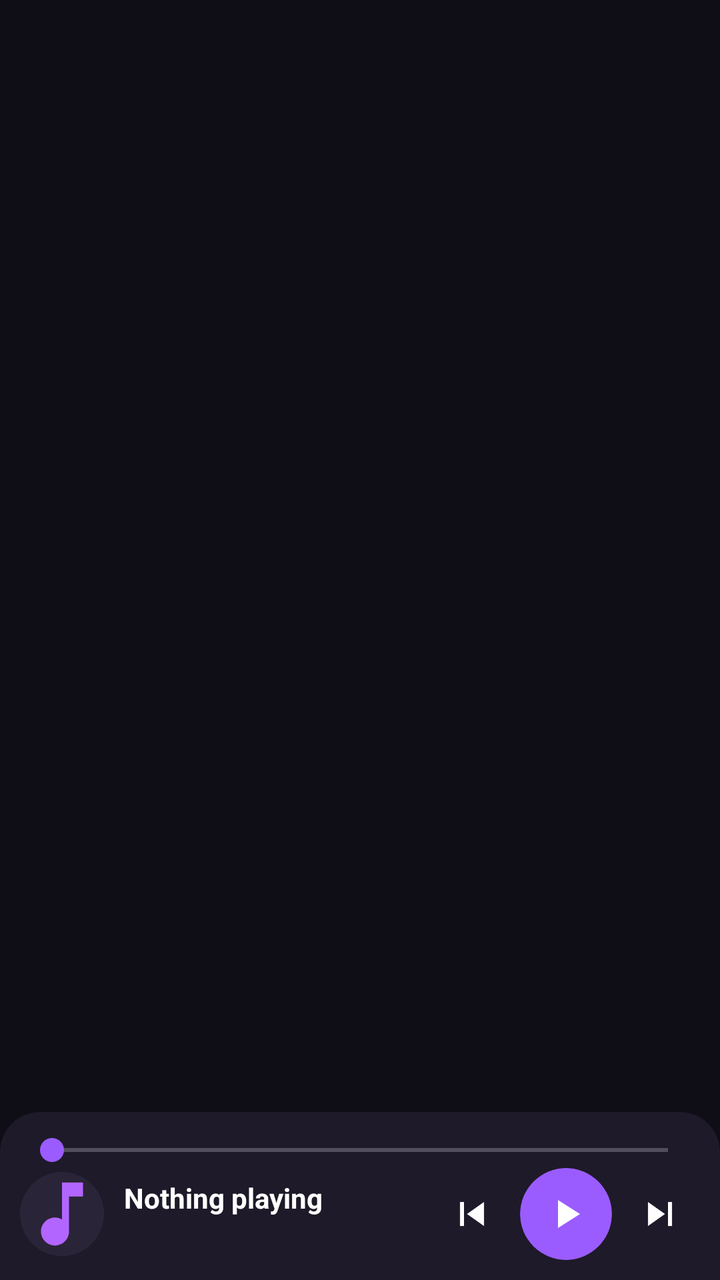
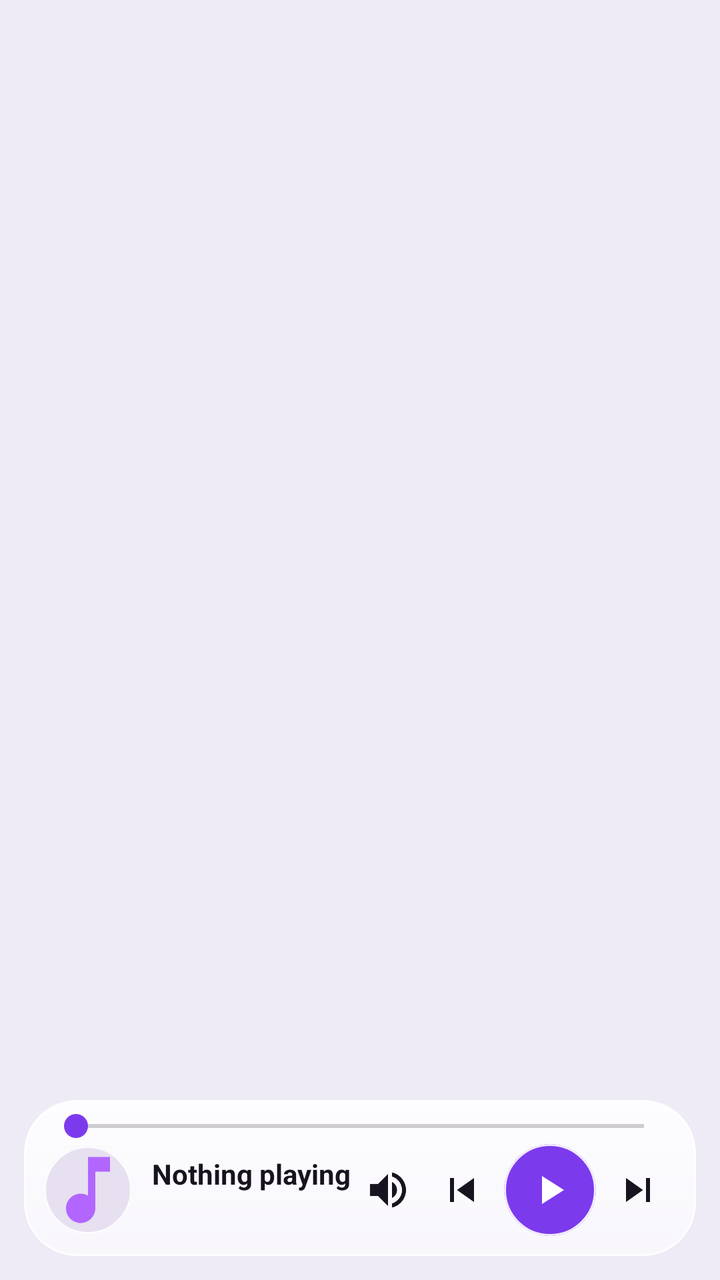

The first picture is an Android layout as it rendered before a commit; the second is the same layout after the commit. The layout source and the unified diff follow.
<!-- AndroidManifest.xml: application theme Theme.MusicPlayer -->
<!-- res/layout/activity_playlist_host.xml -->
<?xml version="1.0" encoding="utf-8"?>
<LinearLayout xmlns:android="http://schemas.android.com/apk/res/android"
    android:layout_width="match_parent"
    android:layout_height="match_parent"
    android:orientation="vertical"
    android:background="@color/backgroundDark">

    <FrameLayout
        android:id="@+id/playlistFragmentContainer"
        android:layout_width="match_parent"
        android:layout_height="0dp"
        android:layout_weight="1" />

    <include
        android:id="@+id/miniPlayerBar"
        layout="@layout/mini_player_bar"
        android:layout_width="match_parent"
        android:layout_height="wrap_content" />

</LinearLayout>
<!-- res/layout/mini_player_bar.xml (included above) -->
<?xml version="1.0" encoding="utf-8"?>
<LinearLayout xmlns:android="http://schemas.android.com/apk/res/android"
    xmlns:app="http://schemas.android.com/apk/res-auto"
    android:id="@+id/miniPlayerBar"
    android:layout_width="match_parent"
    android:layout_height="wrap_content"
    android:orientation="vertical"
    android:background="@drawable/bg_mini_player"
    android:elevation="8dp"
    android:padding="10dp"
    android:clickable="true"
    android:focusable="true">

    <SeekBar
        android:id="@+id/miniSeekBar"
        android:layout_width="match_parent"
        android:layout_height="wrap_content"
        android:progressTint="@color/accent"
        android:thumbTint="@color/accent" />

    <LinearLayout
        android:layout_width="match_parent"
        android:layout_height="wrap_content"
        android:gravity="center_vertical"
        android:orientation="horizontal">

        <com.google.android.material.card.MaterialCardView
            android:layout_width="42dp"
            android:layout_height="42dp"
            app:cardCornerRadius="21dp"
            app:cardElevation="0dp"
            app:strokeWidth="0dp">

            <ImageView
                android:id="@+id/miniArt"
                android:layout_width="match_parent"
                android:layout_height="match_parent"
                android:background="@color/surfaceElevated"
                android:scaleType="centerCrop"
                android:src="@drawable/ic_music_note" />
        </com.google.android.material.card.MaterialCardView>

        <LinearLayout
            android:layout_width="0dp"
            android:layout_height="wrap_content"
            android:layout_weight="1"
            android:layout_marginStart="10dp"
            android:orientation="vertical">

            <TextView
                android:id="@+id/nowPlayingTitle"
                android:layout_width="wrap_content"
                android:layout_height="wrap_content"
                android:maxLines="1"
                android:ellipsize="end"
                android:text="Nothing playing"
                android:textColor="@color/textPrimary"
                android:textStyle="bold" />

            <TextView
                android:id="@+id/nowPlayingArtist"
                android:layout_width="wrap_content"
                android:layout_height="wrap_content"
                android:maxLines="1"
                android:ellipsize="end"
                android:text=""
                android:textColor="@color/textSecondary"
                android:textSize="12sp" />
        </LinearLayout>

        <ImageButton
            android:id="@+id/prevButton"
            android:layout_width="40dp"
            android:layout_height="40dp"
            android:background="@android:color/transparent"
            android:src="@drawable/ic_skip_previous"
            app:tint="@color/textPrimary" />

        <com.google.android.material.card.MaterialCardView
            android:layout_width="46dp"
            android:layout_height="46dp"
            android:layout_marginHorizontal="4dp"
            app:cardBackgroundColor="@color/accent"
            app:cardCornerRadius="23dp"
            app:cardElevation="0dp"
            app:strokeWidth="0dp">

            <ImageButton
                android:id="@+id/playPauseButton"
                android:layout_width="match_parent"
                android:layout_height="match_parent"
                android:background="@android:color/transparent"
                android:padding="11dp"
                android:src="@drawable/ic_play"
                app:tint="@color/textPrimary" />
        </com.google.android.material.card.MaterialCardView>

        <ImageButton
            android:id="@+id/nextButton"
            android:layout_width="40dp"
            android:layout_height="40dp"
            android:background="@android:color/transparent"
            android:src="@drawable/ic_skip_next"
            app:tint="@color/textPrimary" />
    </LinearLayout>
</LinearLayout>
<!-- resources referenced by this layout -->
<resources>
  <color name="accent">#9B5CFF</color>
  <color name="backgroundDark">#0F0D16</color>
  <color name="surfaceElevated">#2A2438</color>
  <color name="textPrimary">#FFFFFF</color>
  <color name="textSecondary">#B0A8C0</color>
  <!-- drawable bg_mini_player (drawable) -->
  <?xml version="1.0" encoding="utf-8"?>
  <shape xmlns:android="http://schemas.android.com/apk/res/android" android:shape="rectangle">
      <solid android:color="@color/surfaceDark" />
      <corners
          android:topLeftRadius="20dp"
          android:topRightRadius="20dp"
          android:bottomLeftRadius="0dp"
          android:bottomRightRadius="0dp" />
  </shape>
  <!-- drawable ic_music_note (drawable) -->
  <vector xmlns:android="http://schemas.android.com/apk/res/android"
      android:width="24dp"
      android:height="24dp"
      android:viewportWidth="24"
      android:viewportHeight="24"
      android:tint="#B266FF">
      <path
          android:fillColor="@android:color/white"
          android:pathData="M12,3v10.55c-0.59,-0.34 -1.27,-0.55 -2,-0.55c-2.21,0 -4,1.79 -4,4s1.79,4 4,4s4,-1.79 4,-4V7h4V3H12z" />
  </vector>
  <!-- drawable ic_play (drawable) -->
  <vector xmlns:android="http://schemas.android.com/apk/res/android"
      android:width="24dp"
      android:height="24dp"
      android:viewportWidth="24"
      android:viewportHeight="24">
      <path android:fillColor="#FFFFFF" android:pathData="M8,5v14l11,-7z" />
  </vector>
  <!-- drawable ic_skip_next (drawable) -->
  <vector xmlns:android="http://schemas.android.com/apk/res/android"
      android:width="24dp"
      android:height="24dp"
      android:viewportWidth="24"
      android:viewportHeight="24">
      <path android:fillColor="#FFFFFF" android:pathData="M6,18l8.5,-6L6,6v12zM16,6v12h2V6h-2z" />
  </vector>
  <!-- drawable ic_skip_previous (drawable) -->
  <vector xmlns:android="http://schemas.android.com/apk/res/android"
      android:width="24dp"
      android:height="24dp"
      android:viewportWidth="24"
      android:viewportHeight="24">
      <path android:fillColor="#FFFFFF" android:pathData="M6,6h2v12H6V6zM9.5,12l8.5,6V6l-8.5,6z" />
  </vector>
  <style name="Theme.MusicPlayer" parent="Theme.Material3.Dark.NoActionBar">
          <item name="colorPrimary">@color/accent</item>
          <item name="colorOnPrimary">@color/textPrimary</item>
          <item name="colorSecondary">@color/accentSecondary</item>
          <item name="colorSurface">@color/surfaceDark</item>
          <item name="colorOnSurface">@color/textPrimary</item>
          <item name="colorSurfaceVariant">@color/surfaceElevated</item>
          <item name="android:windowBackground">@color/backgroundDark</item>
          <item name="android:statusBarColor">@color/backgroundDark</item>
          <item name="android:navigationBarColor">@color/backgroundDark</item>
      </style>
  <color name="surfaceDark">#1E1A29</color>
  <color name="accentSecondary">#FF5CA8</color>
</resources>

<!-- the commit's change to res/layout/activity_playlist_host.xml (unified diff, before → after) -->
@@ -3,7 +3,7 @@
     android:layout_width="match_parent"
     android:layout_height="match_parent"
     android:orientation="vertical"
-    android:background="@color/backgroundDark">
+    android:background="@android:color/transparent">
 
     <FrameLayout
         android:id="@+id/playlistFragmentContainer"
@@ -20,108 +20,136 @@
 </LinearLayout>
 <!-- res/layout/mini_player_bar.xml (included above) -->
 <?xml version="1.0" encoding="utf-8"?>
-<LinearLayout xmlns:android="http://schemas.android.com/apk/res/android"
+<FrameLayout xmlns:android="http://schemas.android.com/apk/res/android"
     xmlns:app="http://schemas.android.com/apk/res-auto"
-    android:id="@+id/miniPlayerBar"
     android:layout_width="match_parent"
     android:layout_height="wrap_content"
-    android:orientation="vertical"
-    android:background="@drawable/bg_mini_player"
-    android:elevation="8dp"
-    android:padding="10dp"
-    android:clickable="true"
-    android:focusable="true">
+    android:paddingStart="12dp"
+    android:paddingTop="6dp"
+    android:paddingEnd="12dp"
+    android:paddingBottom="12dp">
 
-    <SeekBar
-        android:id="@+id/miniSeekBar"
+    <LinearLayout
+        android:id="@+id/miniPlayerCard"
         android:layout_width="match_parent"
         android:layout_height="wrap_content"
-        android:progressTint="@color/accent"
-        android:thumbTint="@color/accent" />
+        android:background="@drawable/bg_mini_player"
+        android:clickable="true"
+        android:focusable="true"
+        android:orientation="vertical"
+        android:paddingHorizontal="10dp"
+        android:paddingTop="4dp"
+        android:paddingBottom="10dp">
 
-    <LinearLayout
-        android:layout_width="match_parent"
-        android:layout_height="wrap_content"
-        android:gravity="center_vertical"
-        android:orientation="horizontal">
-
-        <com.google.android.material.card.MaterialCardView
-            android:layout_width="42dp"
-            android:layout_height="42dp"
-            app:cardCornerRadius="21dp"
-            app:cardElevation="0dp"
-            app:strokeWidth="0dp">
-
-            <ImageView
-                android:id="@+id/miniArt"
-                android:layout_width="match_parent"
-                android:layout_height="match_parent"
-                android:background="@color/surfaceElevated"
-                android:scaleType="centerCrop"
-                android:src="@drawable/ic_music_note" />
-        </com.google.android.material.card.MaterialCardView>
+        <SeekBar
+            android:id="@+id/miniSeekBar"
+            android:layout_width="match_parent"
+            android:layout_height="wrap_content"
+            android:progressTint="@color/accent"
+            android:thumbTint="@color/accent" />
 
         <LinearLayout
-            android:layout_width="0dp"
+            android:layout_width="match_parent"
             android:layout_height="wrap_content"
-            android:layout_weight="1"
-            android:layout_marginStart="10dp"
-            android:orientation="vertical">
+            android:gravity="center_vertical"
+            android:orientation="horizontal">
 
-            <TextView
-                android:id="@+id/nowPlayingTitle"
-                android:layout_width="wrap_content"
+            <com.google.android.material.card.MaterialCardView
+                android:layout_width="44dp"
+                android:layout_height="44dp"
+                app:cardBackgroundColor="@color/surfaceElevated"
+                app:cardCornerRadius="22dp"
+                app:cardElevation="0dp"
+                app:strokeColor="@color/glassStroke"
+                app:strokeWidth="1dp">
+
+                <ImageView
+                    android:id="@+id/miniArt"
+                    android:layout_width="match_parent"
+                    android:layout_height="match_parent"
+                    android:scaleType="centerCrop"
+                    android:src="@drawable/ic_music_note" />
+            </com.google.android.material.card.MaterialCardView>
+
+            <LinearLayout
+                android:layout_width="0dp"
                 android:layout_height="wrap_content"
-                android:maxLines="1"
-                android:ellipsize="end"
-                android:text="Nothing playing"
-                android:textColor="@color/textPrimary"
-                android:textStyle="bold" />
+                android:layout_marginStart="10dp"
+                android:layout_weight="1"
+                android:orientation="vertical">
 
-            <TextView
-                android:id="@+id/nowPlayingArtist"
-                android:layout_width="wrap_content"
-                android:layout_height="wrap_content"
-                android:maxLines="1"
-                android:ellipsize="end"
-                android:text=""
-                android:textColor="@color/textSecondary"
-                android:textSize="12sp" />
-        </LinearLayout>
+                <TextView
+                    android:id="@+id/nowPlayingTitle"
+                    android:layout_width="wrap_content"
+                    android:layout_height="wrap_content"
+                    android:ellipsize="end"
+                    android:maxLines="1"
+                    android:text="Nothing playing"
+                    android:textColor="@color/textPrimary"
+                    android:textStyle="bold" />
 
-        <ImageButton
-            android:id="@+id/prevButton"
-            android:layout_width="40dp"
-            android:layout_height="40dp"
-            android:background="@android:color/transparent"
-            android:src="@drawable/ic_skip_previous"
-            app:tint="@color/textPrimary" />
-
-        <com.google.android.material.card.MaterialCardView
-            android:layout_width="46dp"
-            android:layout_height="46dp"
-            android:layout_marginHorizontal="4dp"
-            app:cardBackgroundColor="@color/accent"
-            app:cardCornerRadius="23dp"
-            app:cardElevation="0dp"
-            app:strokeWidth="0dp">
+                <TextView
+                    android:id="@+id/nowPlayingArtist"
+                    android:layout_width="wrap_content"
+                    android:layout_height="wrap_content"
+                    android:ellipsize="end"
+                    android:maxLines="1"
+                    android:text=""
+                    android:textColor="@color/textSecondary"
+                    android:textSize="12sp" />
+            </LinearLayout>
 
             <ImageButton
-                android:id="@+id/playPauseButton"
-                android:layout_width="match_parent"
-                android:layout_height="match_parent"
-                android:background="@android:color/transparent"
-                android:padding="11dp"
-                android:src="@drawable/ic_play"
+                android:id="@+id/miniVolumeButton"
+                android:layout_width="36dp"
+                android:layout_height="36dp"
+                android:background="?android:attr/selectableItemBackgroundBorderless"
+                android:contentDescription="Volume"
+                android:padding="7dp"
+                android:src="@drawable/ic_volume_up"
                 app:tint="@color/textPrimary" />
-        </com.google.android.material.card.MaterialCardView>
 
-        <ImageButton
-            android:id="@+id/nextButton"
-            android:layout_width="40dp"
-            android:layout_height="40dp"
-            android:background="@android:color/transparent"
-            android:src="@drawable/ic_skip_next"
-            app:tint="@color/textPrimary" />
+            <ImageButton
+                android:id="@+id/prevButton"
+                android:layout_width="38dp"
+                android:layout_height="38dp"
+                android:background="?android:attr/selectableItemBackgroundBorderless"
+                android:contentDescription="Previous"
+                android:padding="6dp"
+                android:src="@drawable/ic_skip_previous"
+                app:tint="@color/textPrimary" />
+
+            <com.google.android.material.card.MaterialCardView
+                android:id="@+id/miniPlayPauseCard"
+                android:layout_width="46dp"
+                android:layout_height="46dp"
+                android:layout_marginHorizontal="2dp"
+                app:cardBackgroundColor="@color/accent"
+                app:cardCornerRadius="23dp"
+                app:cardElevation="0dp"
+                app:strokeColor="@color/glassStroke"
+                app:strokeWidth="1dp">
+
+                <ImageButton
+                    android:id="@+id/playPauseButton"
+                    android:layout_width="match_parent"
+                    android:layout_height="match_parent"
+                    android:background="@android:color/transparent"
+                    android:contentDescription="Play or pause"
+                    android:padding="11dp"
+                    android:src="@drawable/ic_play"
+                    app:tint="@color/onAccent" />
+            </com.google.android.material.card.MaterialCardView>
+
+            <ImageButton
+                android:id="@+id/nextButton"
+                android:layout_width="38dp"
+                android:layout_height="38dp"
+                android:background="?android:attr/selectableItemBackgroundBorderless"
+                android:contentDescription="Next"
+                android:padding="6dp"
+                android:src="@drawable/ic_skip_next"
+                app:tint="@color/textPrimary" />
+        </LinearLayout>
     </LinearLayout>
-</LinearLayout>
+</FrameLayout>
<!-- resource entries referenced after the edit -->
@@ -1,19 +1,21 @@
 <!-- resources referenced by this layout -->
 <resources>
-  <color name="accent">#9B5CFF</color>
-  <color name="backgroundDark">#0F0D16</color>
-  <color name="surfaceElevated">#2A2438</color>
-  <color name="textPrimary">#FFFFFF</color>
-  <color name="textSecondary">#B0A8C0</color>
+  <color name="accent">#7C3AED</color>
+  <color name="glassStroke">#E6FFFFFF</color>
+  <color name="onAccent">#FFFFFF</color>
+  <color name="backgroundDark">#EEEAF6</color>
+  <color name="surfaceElevated">#E6E0F0</color>
+  <color name="textPrimary">#17131F</color>
+  <color name="textSecondary">#625A70</color>
   <!-- drawable bg_mini_player (drawable) -->
   <?xml version="1.0" encoding="utf-8"?>
   <shape xmlns:android="http://schemas.android.com/apk/res/android" android:shape="rectangle">
-      <solid android:color="@color/surfaceDark" />
-      <corners
-          android:topLeftRadius="20dp"
-          android:topRightRadius="20dp"
-          android:bottomLeftRadius="0dp"
-          android:bottomRightRadius="0dp" />
+      <gradient
+          android:angle="270"
+          android:startColor="@color/glassFillTop"
+          android:endColor="@color/glassFill" />
+      <stroke android:width="1dp" android:color="@color/glassStroke" />
+      <corners android:radius="26dp" />
   </shape>
   <!-- drawable ic_music_note (drawable) -->
   <vector xmlns:android="http://schemas.android.com/apk/res/android"
@@ -50,9 +52,17 @@
       android:viewportHeight="24">
       <path android:fillColor="#FFFFFF" android:pathData="M6,6h2v12H6V6zM9.5,12l8.5,6V6l-8.5,6z" />
   </vector>
-  <style name="Theme.MusicPlayer" parent="Theme.Material3.Dark.NoActionBar">
+  <!-- drawable ic_volume_up (drawable) -->
+  <vector xmlns:android="http://schemas.android.com/apk/res/android"
+      android:width="24dp"
+      android:height="24dp"
+      android:viewportWidth="24"
+      android:viewportHeight="24">
+      <path android:fillColor="#FFFFFF" android:pathData="M3,9v6h4l5,5V4L7,9H3zM16.5,12c0,-1.77 -1.02,-3.29 -2.5,-4.03v8.05c1.48,-0.73 2.5,-2.25 2.5,-4.02zM14,3.23v2.06c2.89,0.86 5,3.54 5,6.71s-2.11,5.85 -5,6.71v2.06c4.01,-0.91 7,-4.49 7,-8.77s-2.99,-7.86 -7,-8.77z" />
+  </vector>
+  <style name="Theme.MusicPlayer" parent="Theme.Material3.DayNight.NoActionBar">
           <item name="colorPrimary">@color/accent</item>
-          <item name="colorOnPrimary">@color/textPrimary</item>
+          <item name="colorOnPrimary">@color/onAccent</item>
           <item name="colorSecondary">@color/accentSecondary</item>
           <item name="colorSurface">@color/surfaceDark</item>
           <item name="colorOnSurface">@color/textPrimary</item>
@@ -60,8 +70,11 @@
           <item name="android:windowBackground">@color/backgroundDark</item>
           <item name="android:statusBarColor">@color/backgroundDark</item>
           <item name="android:navigationBarColor">@color/backgroundDark</item>
+          <item name="android:windowLightStatusBar">@bool/lightSystemBars</item>
       </style>
-  <color name="surfaceDark">#1E1A29</color>
-  <color name="accentSecondary">#FF5CA8</color>
+  <color name="glassFillTop">#D9FFFFFF</color>
+  <color name="glassFill">#99FFFFFF</color>
+  <color name="surfaceDark">#FFFFFF</color>
+  <color name="accentSecondary">#E0418A</color>
 </resources>
 
